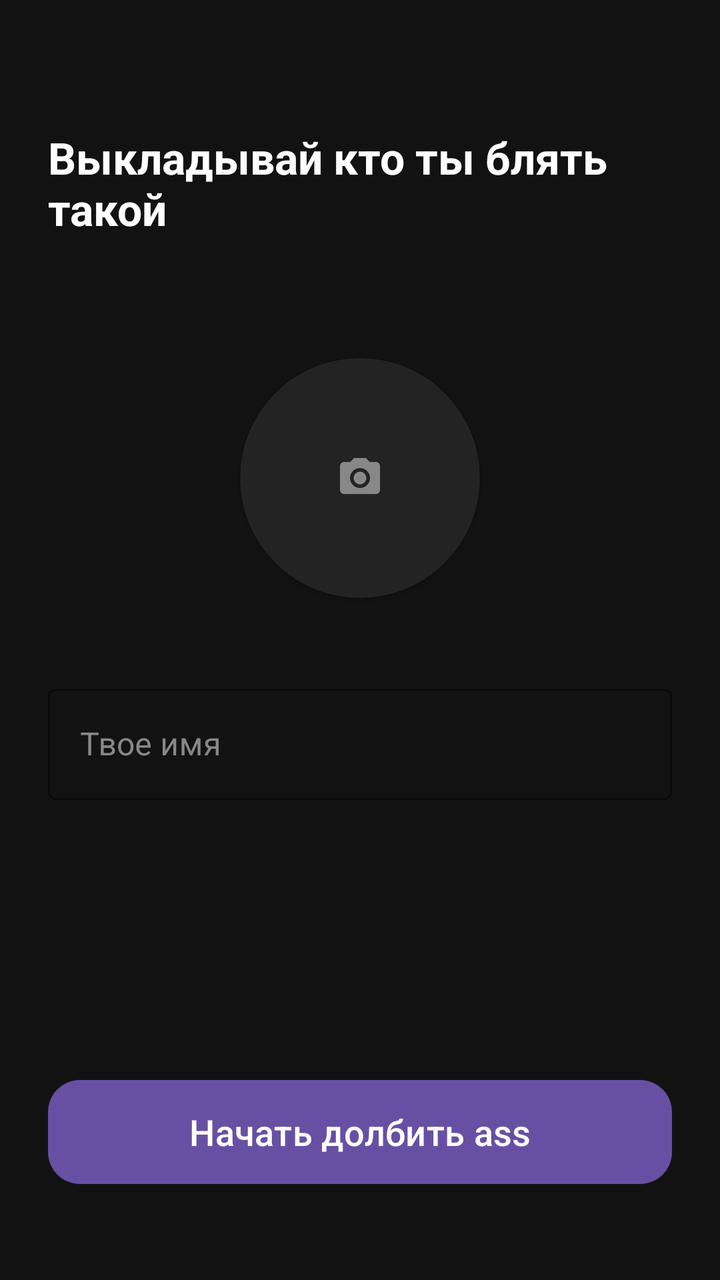
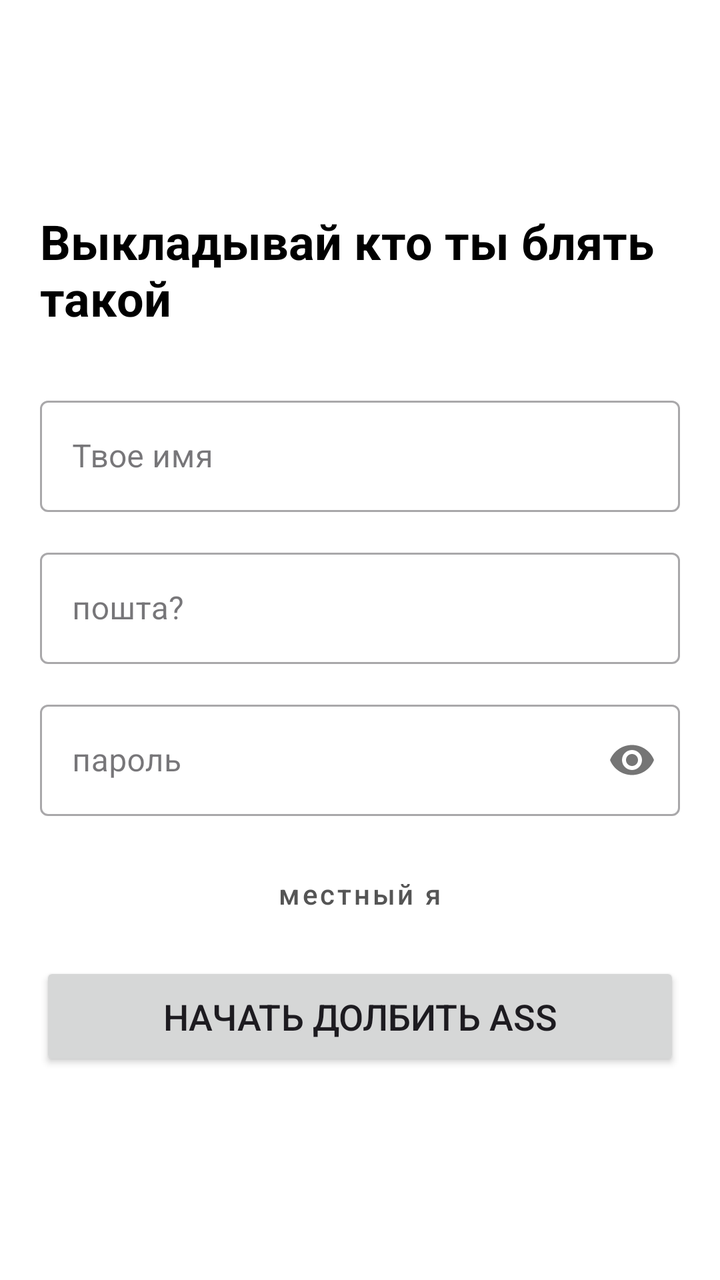

Two renders of the same Android screen: before a commit and after it. Below are the layout's source before the change and the commit's diff.
<!-- AndroidManifest.xml: application theme Theme.MAX -->
<!-- res/layout/registration_fragment.xml -->
<?xml version="1.0" encoding="utf-8"?>
<androidx.constraintlayout.widget.ConstraintLayout
    xmlns:android="http://schemas.android.com/apk/res/android"
    xmlns:app="http://schemas.android.com/apk/res-auto"
    android:layout_width="match_parent"
    android:layout_height="match_parent"
    android:padding="24dp"
    android:background="#121212"> <TextView
    android:id="@+id/tv_title"
    android:layout_width="wrap_content"
    android:layout_height="wrap_content"
    android:text="@string/hello"
    android:textColor="#FFFFFF"
    android:textSize="22sp"
    android:textStyle="bold"
    android:layout_marginTop="40dp"
    app:layout_constraintTop_toTopOf="parent"
    app:layout_constraintStart_toStartOf="parent" />

    <androidx.cardview.widget.CardView
        android:id="@+id/card_avatar"
        android:layout_width="120dp"
        android:layout_height="120dp"
        android:layout_marginTop="60dp"
        app:cardCornerRadius="60dp"
        app:cardBackgroundColor="#232323"
        app:layout_constraintTop_toBottomOf="@id/tv_title"
        app:layout_constraintStart_toStartOf="parent"
        app:layout_constraintEnd_toEndOf="parent">

        <androidx.appcompat.widget.AppCompatImageView
            android:id="@+id/iv_user_avatar"
            android:layout_width="match_parent"
            android:layout_height="match_parent"
            android:src="@drawable/photo"
            android:scaleType="centerInside"
            android:padding="30dp"
            app:tint="#888888" />

    </androidx.cardview.widget.CardView>

    <com.google.android.material.textfield.TextInputLayout
        android:id="@+id/input_name_layout"
        android:layout_width="match_parent"
        android:layout_height="wrap_content"
        android:layout_marginTop="40dp"
        android:hint="@string/name"
        android:textColorHint="#888888"
        app:boxStrokeColor="#FFFFFF"
        app:hintTextColor="#FFFFFF"
        style="@style/Widget.MaterialComponents.TextInputLayout.OutlinedBox"
        app:layout_constraintTop_toBottomOf="@id/card_avatar">

        <com.google.android.material.textfield.TextInputEditText
            android:id="@+id/et_name"
            android:layout_width="match_parent"
            android:layout_height="wrap_content"
            android:textColor="#FFFFFF"
            android:inputType="textPersonName" />

    </com.google.android.material.textfield.TextInputLayout>

    <com.google.android.material.button.MaterialButton
        android:id="@+id/sing_in"
        android:layout_width="match_parent"
        android:layout_height="60dp"
        android:text="@string/go"
        android:textAllCaps="false"
        android:textSize="18sp"
        app:cornerRadius="16dp"
        android:layout_marginBottom="20dp"
        app:layout_constraintBottom_toBottomOf="parent" />

</androidx.constraintlayout.widget.ConstraintLayout>
<!-- resources referenced by this layout -->
<resources>
  <!-- drawable photo (drawable) -->
  <vector xmlns:android="http://schemas.android.com/apk/res/android"
      android:width="24dp"
      android:height="24dp"
      android:viewportWidth="24"
      android:viewportHeight="24">
      <path
          android:fillColor="#FF000000"
          android:pathData="M12,12m-3.2,0a3.2,3.2 0,1 1,6.4 0a3.2,3.2 0,1 1,-6.4 0" />
      <path
          android:fillColor="#FF000000"
          android:pathData="M9,2L7.17,4H4C2.9,4 2,4.9 2,6V18C2,19.1 2.9,20 4,20H20C21.1,20 22,19.1 22,18V6C22,4.9 21.1,4 20,4H16.83L15,2H9M12,17C9.24,17 7,14.76 7,12C7,9.24 9.24,7 12,7C14.76,7 17,9.24 17,12C17,14.76 14.76,17 12,17Z" />
  </vector>
  <string name="go">Начать долбить ass</string>
  <string name="hello">Выкладывай кто ты блять такой</string>
  <string name="name">Твое имя</string>
  <style name="Theme.MAX" parent="Base.Theme.MAX" />
  <style name="Base.Theme.MAX" parent="Theme.Material3.DayNight.NoActionBar">
          
          
      </style>
</resources>

<!-- the commit's change to res/layout/registration_fragment.xml (unified diff, before → after) -->
@@ -1,74 +1,84 @@
 <?xml version="1.0" encoding="utf-8"?>
-<androidx.constraintlayout.widget.ConstraintLayout
-    xmlns:android="http://schemas.android.com/apk/res/android"
-    xmlns:app="http://schemas.android.com/apk/res-auto"
+<LinearLayout xmlns:android="http://schemas.android.com/apk/res/android"
+    xmlns:tools="http://schemas.android.com/tools"
     android:layout_width="match_parent"
     android:layout_height="match_parent"
-    android:padding="24dp"
-    android:background="#121212"> <TextView
-    android:id="@+id/tv_title"
+    xmlns:app="http://schemas.android.com/apk/res-auto"
+    android:orientation="vertical"
+    android:gravity="center"
+    android:padding="20dp"
+    android:background="@color/white">
+    <TextView
+    android:id="@+id/tvHelloTitle"
     android:layout_width="wrap_content"
     android:layout_height="wrap_content"
     android:text="@string/hello"
-    android:textColor="#FFFFFF"
-    android:textSize="22sp"
+    android:textSize="24sp"
     android:textStyle="bold"
-    android:layout_marginTop="40dp"
-    app:layout_constraintTop_toTopOf="parent"
-    app:layout_constraintStart_toStartOf="parent" />
-
-    <androidx.cardview.widget.CardView
-        android:id="@+id/card_avatar"
-        android:layout_width="120dp"
-        android:layout_height="120dp"
-        android:layout_marginTop="60dp"
-        app:cardCornerRadius="60dp"
-        app:cardBackgroundColor="#232323"
-        app:layout_constraintTop_toBottomOf="@id/tv_title"
-        app:layout_constraintStart_toStartOf="parent"
-        app:layout_constraintEnd_toEndOf="parent">
-
-        <androidx.appcompat.widget.AppCompatImageView
-            android:id="@+id/iv_user_avatar"
-            android:layout_width="match_parent"
-            android:layout_height="match_parent"
-            android:src="@drawable/photo"
-            android:scaleType="centerInside"
-            android:padding="30dp"
-            app:tint="#888888" />
-
-    </androidx.cardview.widget.CardView>
+    android:textColor="@color/black"
+    android:layout_marginBottom="30dp"/>
 
     <com.google.android.material.textfield.TextInputLayout
-        android:id="@+id/input_name_layout"
         android:layout_width="match_parent"
         android:layout_height="wrap_content"
-        android:layout_marginTop="40dp"
-        android:hint="@string/name"
-        android:textColorHint="#888888"
-        app:boxStrokeColor="#FFFFFF"
-        app:hintTextColor="#FFFFFF"
-        style="@style/Widget.MaterialComponents.TextInputLayout.OutlinedBox"
-        app:layout_constraintTop_toBottomOf="@id/card_avatar">
+        android:layout_marginBottom="15dp"
+        style="@style/Widget.MaterialComponents.TextInputLayout.OutlinedBox">
 
         <com.google.android.material.textfield.TextInputEditText
-            android:id="@+id/et_name"
+            android:id="@+id/etName"
             android:layout_width="match_parent"
             android:layout_height="wrap_content"
-            android:textColor="#FFFFFF"
+            android:hint="@string/name"
             android:inputType="textPersonName" />
-
     </com.google.android.material.textfield.TextInputLayout>
 
-    <com.google.android.material.button.MaterialButton
-        android:id="@+id/sing_in"
+    <com.google.android.material.textfield.TextInputLayout
         android:layout_width="match_parent"
-        android:layout_height="60dp"
+        android:layout_height="wrap_content"
+        android:layout_marginBottom="15dp"
+        style="@style/Widget.MaterialComponents.TextInputLayout.OutlinedBox">
+
+        <com.google.android.material.textfield.TextInputEditText
+            android:id="@+id/etEmail"
+            android:layout_width="match_parent"
+            android:layout_height="wrap_content"
+            android:hint="@string/email"
+            android:inputType="textEmailAddress" />
+    </com.google.android.material.textfield.TextInputLayout>
+
+    <com.google.android.material.textfield.TextInputLayout
+        android:layout_width="match_parent"
+        android:layout_height="wrap_content"
+        android:layout_marginBottom="15dp"
+        style="@style/Widget.MaterialComponents.TextInputLayout.OutlinedBox"
+        app:passwordToggleEnabled="true">
+
+        <com.google.android.material.textfield.TextInputEditText
+            android:id="@+id/etPassword"
+            android:layout_width="match_parent"
+            android:layout_height="wrap_content"
+            android:hint="@string/password"
+            android:inputType="textPassword" />
+    </com.google.android.material.textfield.TextInputLayout>
+
+    <Button
+        android:id="@+id/btnAut"
+        style="@style/Widget.MaterialComponents.Button.TextButton"
+        android:layout_width="wrap_content"
+        android:layout_height="wrap_content"
+        android:text="@string/auoriz"
+        android:textSize="14sp"
+        android:textAllCaps="false"
+        android:textColor="#555555" />
+
+    <Button
+        android:id="@+id/btnRegister"
+        android:layout_width="match_parent"
+        android:layout_height="wrap_content"
         android:text="@string/go"
-        android:textAllCaps="false"
         android:textSize="18sp"
-        app:cornerRadius="16dp"
-        android:layout_marginBottom="20dp"
-        app:layout_constraintBottom_toBottomOf="parent" />
+        android:layout_marginTop="10dp"
+        android:paddingTop="15dp"
+        android:paddingBottom="15dp"/>
 
-</androidx.constraintlayout.widget.ConstraintLayout>
+</LinearLayout>
<!-- resource entries referenced after the edit -->
@@ -1,21 +1,13 @@
 <!-- resources referenced by this layout -->
 <resources>
-  <!-- drawable photo (drawable) -->
-  <vector xmlns:android="http://schemas.android.com/apk/res/android"
-      android:width="24dp"
-      android:height="24dp"
-      android:viewportWidth="24"
-      android:viewportHeight="24">
-      <path
-          android:fillColor="#FF000000"
-          android:pathData="M12,12m-3.2,0a3.2,3.2 0,1 1,6.4 0a3.2,3.2 0,1 1,-6.4 0" />
-      <path
-          android:fillColor="#FF000000"
-          android:pathData="M9,2L7.17,4H4C2.9,4 2,4.9 2,6V18C2,19.1 2.9,20 4,20H20C21.1,20 22,19.1 22,18V6C22,4.9 21.1,4 20,4H16.83L15,2H9M12,17C9.24,17 7,14.76 7,12C7,9.24 9.24,7 12,7C14.76,7 17,9.24 17,12C17,14.76 14.76,17 12,17Z" />
-  </vector>
+  <color name="black">#FF000000</color>
+  <color name="white">#FFFFFFFF</color>
+  <string name="auoriz"> местный я </string>
+  <string name="email"> пошта? </string>
   <string name="go">Начать долбить ass</string>
   <string name="hello">Выкладывай кто ты блять такой</string>
   <string name="name">Твое имя</string>
+  <string name="password"> пароль </string>
   <style name="Theme.MAX" parent="Base.Theme.MAX" />
   <style name="Base.Theme.MAX" parent="Theme.Material3.DayNight.NoActionBar">
           
